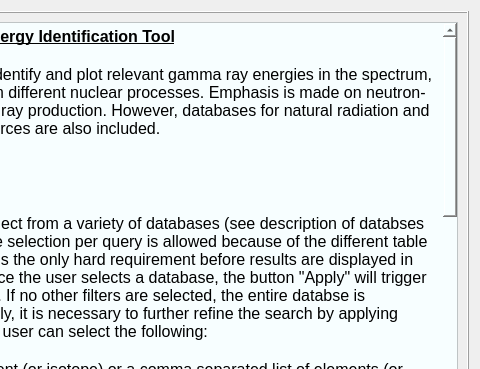
mauricioAyllon/NASA-gamma, file nasagamma/win_isot_id_info.ui: the form before one commit; both pictures show x 144 to 624 and y 0 to 369 of the 624 by 599 pixel window.
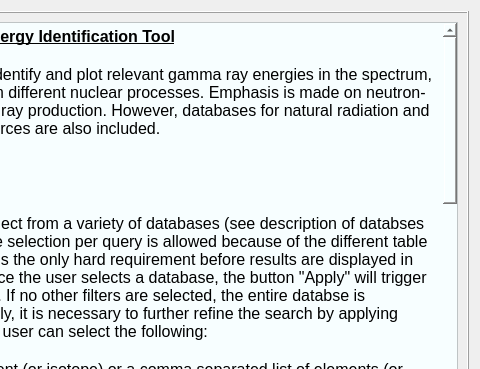
The form after the commit.

Commit message: Added documentation under info button

```diff
--- a/nasagamma/win_isot_id_info.ui
+++ b/nasagamma/win_isot_id_info.ui
@@ -66,25 +66,22 @@
 &lt;p style=&quot; margin-top:0px; margin-bottom:0px; margin-left:0px; margin-right:0px; -qt-block-indent:0; text-indent:0px;&quot;&gt;&lt;span style=&quot; font-size:12pt; color:#000000;&quot;&gt;The database use for delayed neutron activation (isotopes with longer half lives) was obtained from the PGAA Decay Gamma Data from the IAEA via &lt;/span&gt;&lt;span style=&quot; font-size:12pt; text-decoration: underline; color:#0000ff;&quot;&gt;https://www-nds.iaea.org/pgaa/databases.htm.&lt;/span&gt;&lt;/p&gt;
 &lt;p style=&quot;-qt-paragraph-type:empty; margin-top:0px; margin-bottom:0px; margin-left:0px; margin-right:0px; -qt-block-indent:0; text-indent:0px; font-size:12pt; text-decoration: underline; color:#0000ff;&quot;&gt;&lt;br /&gt;&lt;/p&gt;
 &lt;p style=&quot; margin-top:0px; margin-bottom:0px; margin-left:0px; margin-right:0px; -qt-block-indent:0; text-indent:0px;&quot;&gt;&lt;span style=&quot; font-size:12pt; font-weight:600; color:#000000;&quot;&gt;Natural radiation&lt;/span&gt;&lt;/p&gt;
+&lt;p style=&quot; margin-top:0px; margin-bottom:0px; margin-left:0px; margin-right:0px; -qt-block-indent:0; text-indent:0px;&quot;&gt;&lt;span style=&quot; font-size:12pt; color:#000000;&quot;&gt;The database was collected from several sources, but mainly from the book &amp;quot;Analytical Methods for Nonproliferation&amp;quot; by Edward C. Morse. However, the same information can be obtained from &amp;quot;Common lab sources&amp;quot;.&lt;/span&gt;&lt;/p&gt;
 &lt;p style=&quot;-qt-paragraph-type:empty; margin-top:0px; margin-bottom:0px; margin-left:0px; margin-right:0px; -qt-block-indent:0; text-indent:0px; font-size:12pt; font-weight:600; color:#000000;&quot;&gt;&lt;br /&gt;&lt;/p&gt;
 &lt;p style=&quot; margin-top:0px; margin-bottom:0px; margin-left:0px; margin-right:0px; -qt-block-indent:0; text-indent:0px;&quot;&gt;&lt;span style=&quot; font-size:12pt; font-weight:600; color:#000000;&quot;&gt;Neutron capture (CapGam)&lt;/span&gt;&lt;/p&gt;
+&lt;p style=&quot; margin-top:0px; margin-bottom:0px; margin-left:0px; margin-right:0px; -qt-block-indent:0; text-indent:0px;&quot;&gt;&lt;span style=&quot; font-size:12pt; color:#000000;&quot;&gt;Neutron capture data obtained from CapGam via &lt;/span&gt;&lt;span style=&quot; font-size:12pt; text-decoration: underline; color:#0000ff;&quot;&gt;https://www.nndc.bnl.gov/capgam/.&lt;/span&gt;&lt;span style=&quot; font-size:12pt; color:#000000;&quot;&gt; The &amp;quot;info&amp;quot; table entry contains the characters I-P for primary, and I-S for secondary. A more detailed explanation can be obtained from the websiteabove.&lt;/span&gt;&lt;/p&gt;
 &lt;p style=&quot;-qt-paragraph-type:empty; margin-top:0px; margin-bottom:0px; margin-left:0px; margin-right:0px; -qt-block-indent:0; text-indent:0px; font-size:12pt; font-weight:600; color:#000000;&quot;&gt;&lt;br /&gt;&lt;/p&gt;
 &lt;p style=&quot; margin-top:0px; margin-bottom:0px; margin-left:0px; margin-right:0px; -qt-block-indent:0; text-indent:0px;&quot;&gt;&lt;span style=&quot; font-size:12pt; font-weight:600; color:#000000;&quot;&gt;Neutron capture (IAEA)&lt;/span&gt;&lt;/p&gt;
+&lt;p style=&quot; margin-top:0px; margin-bottom:0px; margin-left:0px; margin-right:0px; -qt-block-indent:0; text-indent:0px;&quot;&gt;&lt;span style=&quot; font-size:12pt; color:#000000;&quot;&gt;A second source of neutron capture data was obtained from &lt;/span&gt;&lt;span style=&quot; font-size:12pt; text-decoration: underline; color:#0000ff;&quot;&gt;https://www-nds.iaea.org/pgaa/databases.htm.&lt;/span&gt;&lt;span style=&quot; font-size:12pt; color:#000000;&quot;&gt; This database has nearly the same data as CapGam, but there may not be complete overlap.&lt;/span&gt;&lt;/p&gt;
 &lt;p style=&quot;-qt-paragraph-type:empty; margin-top:0px; margin-bottom:0px; margin-left:0px; margin-right:0px; -qt-block-indent:0; text-indent:0px; font-size:12pt; font-weight:600; color:#000000;&quot;&gt;&lt;br /&gt;&lt;/p&gt;
 &lt;p style=&quot; margin-top:0px; margin-bottom:0px; margin-left:0px; margin-right:0px; -qt-block-indent:0; text-indent:0px;&quot;&gt;&lt;span style=&quot; font-size:12pt; font-weight:600; color:#000000;&quot;&gt;Neutron inelastic 14 MeV (Talys)&lt;/span&gt;&lt;/p&gt;
+&lt;p style=&quot; margin-top:0px; margin-bottom:0px; margin-left:0px; margin-right:0px; -qt-block-indent:0; text-indent:0px;&quot;&gt;&lt;span style=&quot; font-size:12pt; color:#000000;&quot;&gt;This database was collected form a series of Talys (&lt;/span&gt;&lt;span style=&quot; font-size:12pt; text-decoration: underline; color:#0000ff;&quot;&gt;https://www-nds.iaea.org/talys/&lt;/span&gt;&lt;span style=&quot; font-size:12pt; color:#000000;&quot;&gt;) simulations at 14 MeV neutron incident energy. There is no angle-dependent information, so care must be taken in regards to the quoted cross section value.&lt;/span&gt;&lt;/p&gt;
 &lt;p style=&quot;-qt-paragraph-type:empty; margin-top:0px; margin-bottom:0px; margin-left:0px; margin-right:0px; -qt-block-indent:0; text-indent:0px; font-size:12pt; font-weight:600; color:#000000;&quot;&gt;&lt;br /&gt;&lt;/p&gt;
 &lt;p style=&quot; margin-top:0px; margin-bottom:0px; margin-left:0px; margin-right:0px; -qt-block-indent:0; text-indent:0px;&quot;&gt;&lt;span style=&quot; font-size:12pt; font-weight:600; color:#000000;&quot;&gt;Neutron inelastic (Baghdad Atlas)&lt;/span&gt;&lt;/p&gt;
 &lt;p style=&quot; margin-top:0px; margin-bottom:0px; margin-left:0px; margin-right:0px; -qt-block-indent:0; text-indent:0px;&quot;&gt;&lt;span style=&quot; font-size:12pt; color:#000000;&quot;&gt;Not yet implemented.&lt;/span&gt;&lt;/p&gt;
 &lt;p style=&quot;-qt-paragraph-type:empty; margin-top:0px; margin-bottom:0px; margin-left:0px; margin-right:0px; -qt-block-indent:0; text-indent:0px; font-size:12pt; font-weight:600; color:#000000;&quot;&gt;&lt;br /&gt;&lt;/p&gt;
 &lt;p style=&quot; margin-top:0px; margin-bottom:0px; margin-left:0px; margin-right:0px; -qt-block-indent:0; text-indent:0px;&quot;&gt;&lt;span style=&quot; font-size:12pt; font-weight:600; color:#000000;&quot;&gt;Berkeley Atlas&lt;/span&gt;&lt;/p&gt;
 &lt;p style=&quot; margin-top:0px; margin-bottom:0px; margin-left:0px; margin-right:0px; -qt-block-indent:0; text-indent:0px;&quot;&gt;&lt;span style=&quot; font-size:12pt; color:#000000;&quot;&gt;Not yet implemented.&lt;/span&gt;&lt;/p&gt;
-&lt;p style=&quot;-qt-paragraph-type:empty; margin-top:0px; margin-bottom:0px; margin-left:0px; margin-right:0px; -qt-block-indent:0; text-indent:0px; font-size:12pt; font-weight:600; text-decoration: underline;&quot;&gt;&lt;br /&gt;&lt;/p&gt;
-&lt;p style=&quot; margin-top:0px; margin-bottom:0px; margin-left:0px; margin-right:0px; -qt-block-indent:0; text-indent:0px;&quot;&gt;&lt;span style=&quot; font-size:12pt; color:#000000;&quot;&gt;You may leave all entries blank or select any desirable combination.&lt;/span&gt;&lt;/p&gt;
-&lt;p style=&quot; margin-top:0px; margin-bottom:0px; margin-left:0px; margin-right:0px; -qt-block-indent:0; text-indent:0px;&quot;&gt;&lt;span style=&quot; font-size:12pt; color:#000000;&quot;&gt;You may type element symbols e.g. &amp;quot;Fe&amp;quot; or pecific isotopes&lt;/span&gt;&lt;/p&gt;
-&lt;p style=&quot; margin-top:0px; margin-bottom:0px; margin-left:0px; margin-right:0px; -qt-block-indent:0; text-indent:0px;&quot;&gt;&lt;span style=&quot; font-size:12pt; color:#000000;&quot;&gt;e.g. &amp;quot;56Fe&amp;quot; separated by commas. The output (XS or I) are either&lt;/span&gt;&lt;/p&gt;
-&lt;p style=&quot; margin-top:0px; margin-bottom:0px; margin-left:0px; margin-right:0px; -qt-block-indent:0; text-indent:0px;&quot;&gt;&lt;span style=&quot; font-size:12pt; color:#000000;&quot;&gt;cross sections (mb) for Talys, relative intensities (%) for neutron&lt;/span&gt;&lt;/p&gt;
-&lt;p style=&quot; margin-top:0px; margin-bottom:0px; margin-left:0px; margin-right:0px; -qt-block-indent:0; text-indent:0px;&quot;&gt;&lt;span style=&quot; font-size:12pt; color:#000000;&quot;&gt;capture (I-P = primary, I-S = secondary), or absolute intensities (%)&lt;/span&gt;&lt;/p&gt;
-&lt;p style=&quot; margin-top:0px; margin-bottom:0px; margin-left:0px; margin-right:0px; -qt-block-indent:0; text-indent:0px;&quot;&gt;&lt;span style=&quot; font-size:12pt; color:#000000;&quot;&gt;for natural radiation.&lt;/span&gt;&lt;/p&gt;
 &lt;p style=&quot;-qt-paragraph-type:empty; margin-top:0px; margin-bottom:0px; margin-left:0px; margin-right:0px; -qt-block-indent:0; text-indent:0px; font-size:12pt; font-weight:600; text-decoration: underline; color:#000000;&quot;&gt;&lt;br /&gt;&lt;/p&gt;
 &lt;p style=&quot;-qt-paragraph-type:empty; margin-top:0px; margin-bottom:0px; margin-left:0px; margin-right:0px; -qt-block-indent:0; text-indent:0px; font-size:12pt; font-weight:600; text-decoration: underline;&quot;&gt;&lt;br /&gt;&lt;/p&gt;&lt;/body&gt;&lt;/html&gt;</string>
         </property>
```
